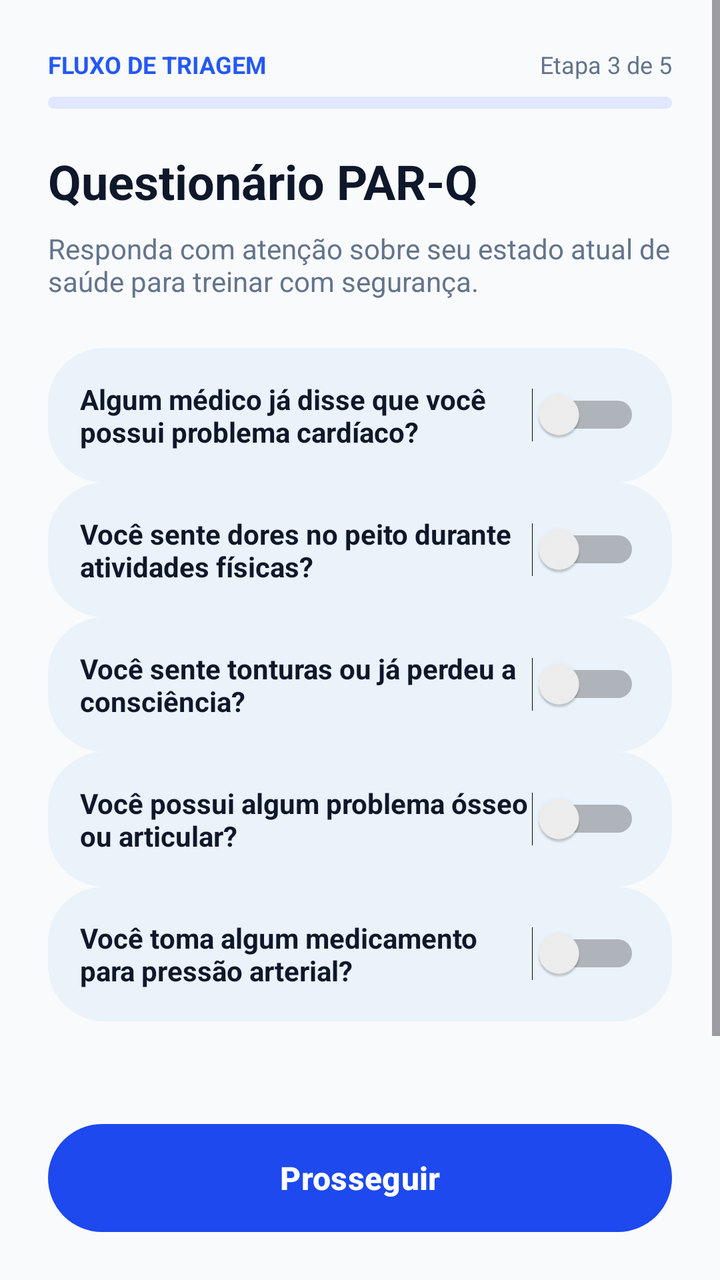
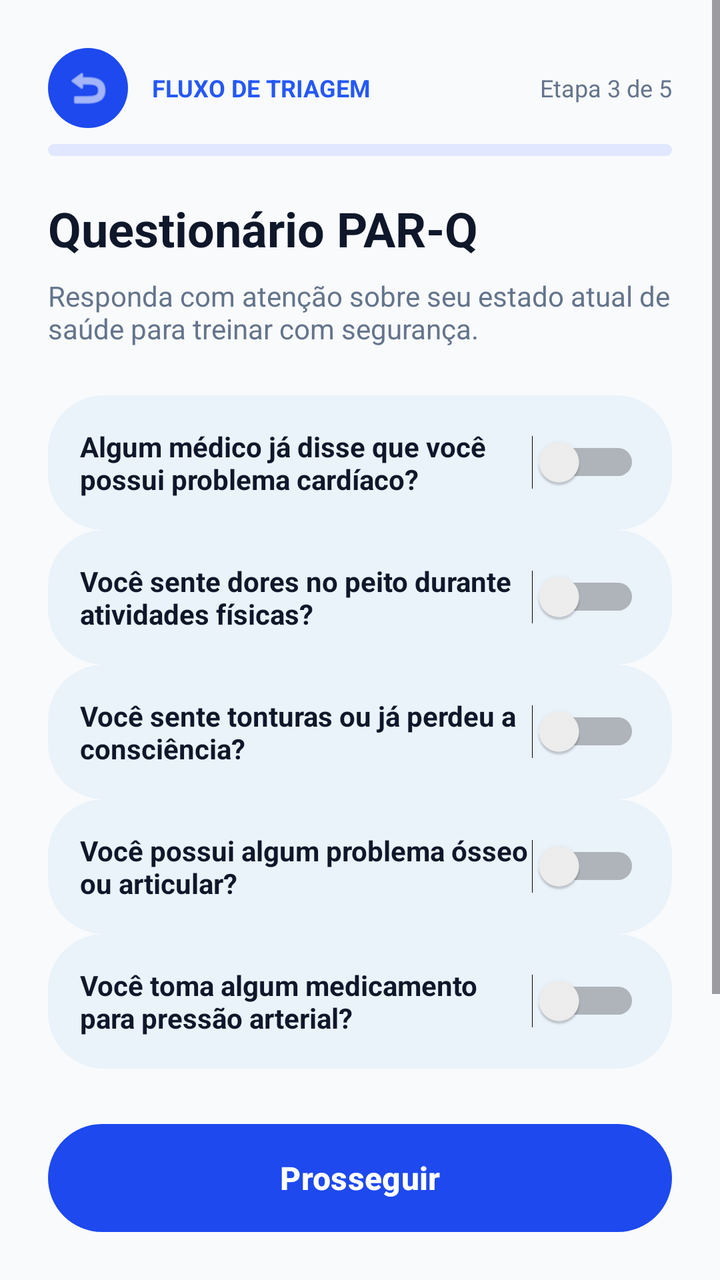

The first picture is an Android layout as it rendered before a commit; the second is the same layout after the commit. The layout source and the unified diff follow.
<!-- AndroidManifest.xml: application theme Theme.AcademiaUniforTelas1 -->
<!-- res/layout/activity_triagem_etapa3.xml -->
<?xml version="1.0" encoding="utf-8"?>
<LinearLayout xmlns:android="http://schemas.android.com/apk/res/android"
    android:layout_width="match_parent"
    android:layout_height="match_parent"
    android:background="#F8FAFC"
    android:orientation="vertical">

    <ScrollView
        android:layout_width="match_parent"
        android:layout_height="0dp"
        android:layout_weight="1"
        android:fillViewport="true">

        <LinearLayout
            android:layout_width="match_parent"
            android:layout_height="wrap_content"
            android:orientation="vertical"
            android:padding="24dp">

            
            <LinearLayout
                android:layout_width="match_parent"
                android:layout_height="wrap_content"
                android:orientation="horizontal"
                android:gravity="center_vertical">
                <TextView
                    android:layout_width="0dp"
                    android:layout_height="wrap_content"
                    android:layout_weight="1"
                    android:text="FLUXO DE TRIAGEM"
                    android:textColor="#2558F5"
                    android:textSize="12sp"
                    android:textStyle="bold" />
                <TextView
                    android:layout_width="wrap_content"
                    android:layout_height="wrap_content"
                    android:text="Etapa 3 de 5"
                    android:textColor="#64748B"
                    android:textSize="12sp" />
            </LinearLayout>

            <ProgressBar
                style="?android:attr/progressBarStyleHorizontal"
                android:layout_width="match_parent"
                android:layout_height="6dp"
                android:layout_marginTop="8dp"
                android:max="5"
                android:progress="3"
                android:progressDrawable="@drawable/bg_top_bar_back" />

            <TextView
                android:layout_width="match_parent"
                android:layout_height="wrap_content"
                android:layout_marginTop="20dp"
                android:text="Questionário PAR-Q"
                android:textColor="#0F172A"
                android:textSize="24sp"
                android:textStyle="bold" />

            <TextView
                android:layout_width="match_parent"
                android:layout_height="wrap_content"
                android:layout_marginTop="8dp"
                android:text="Responda com atenção sobre seu estado atual de saúde para treinar com segurança."
                android:textColor="#64748B"
                android:textSize="14sp" />

            
            <LinearLayout
                android:layout_width="match_parent"
                android:layout_height="wrap_content"
                android:layout_marginTop="24dp"
                android:orientation="vertical">

                
                <LinearLayout
                    android:layout_width="match_parent"
                    android:layout_height="wrap_content"
                    android:background="@drawable/bg_rounded_field"
                    android:padding="16dp"
                    android:gravity="center_vertical"
                    android:orientation="horizontal">
                    <TextView
                        android:layout_width="0dp"
                        android:layout_height="wrap_content"
                        android:layout_weight="1"
                        android:text="Algum médico já disse que você possui problema cardíaco?"
                        android:textColor="#0F172A"
                        android:textSize="14sp"
                        android:textStyle="bold" />
                    <Switch
                        android:id="@+id/swQ1"
                        android:layout_width="wrap_content"
                        android:layout_height="wrap_content" />
                </LinearLayout>
                <TextView
                    android:id="@+id/tvAlertQ1"
                    android:layout_width="match_parent"
                    android:layout_height="wrap_content"
                    android:layout_marginTop="4dp"
                    android:layout_marginBottom="12dp"
                    android:text="⚠️ Descreva brevemente para o instrutor!"
                    android:textColor="#D97706"
                    android:textSize="12sp"
                    android:visibility="gone" />

                
                <LinearLayout
                    android:layout_width="match_parent"
                    android:layout_height="wrap_content"
                    android:background="@drawable/bg_rounded_field"
                    android:padding="16dp"
                    android:gravity="center_vertical"
                    android:orientation="horizontal">
                    <TextView
                        android:layout_width="0dp"
                        android:layout_height="wrap_content"
                        android:layout_weight="1"
                        android:text="Você sente dores no peito durante atividades físicas?"
                        android:textColor="#0F172A"
                        android:textSize="14sp"
                        android:textStyle="bold" />
                    <Switch
                        android:id="@+id/swQ2"
                        android:layout_width="wrap_content"
                        android:layout_height="wrap_content" />
                </LinearLayout>
                <TextView
                    android:id="@+id/tvAlertQ2"
                    android:layout_width="match_parent"
                    android:layout_height="wrap_content"
                    android:layout_marginTop="4dp"
                    android:layout_marginBottom="12dp"
                    android:text="⚠️ Descreva brevemente para o instrutor!"
                    android:textColor="#D97706"
                    android:textSize="12sp"
                    android:visibility="gone" />

                
                <LinearLayout
                    android:layout_width="match_parent"
                    android:layout_height="wrap_content"
                    android:background="@drawable/bg_rounded_field"
                    android:padding="16dp"
                    android:gravity="center_vertical"
                    android:orientation="horizontal">
                    <TextView
                        android:layout_width="0dp"
                        android:layout_height="wrap_content"
                        android:layout_weight="1"
                        android:text="Você sente tonturas ou já perdeu a consciência?"
                        android:textColor="#0F172A"
                        android:textSize="14sp"
                        android:textStyle="bold" />
                    <Switch
                        android:id="@+id/swQ3"
                        android:layout_width="wrap_content"
                        android:layout_height="wrap_content" />
                </LinearLayout>
                <TextView
                    android:id="@+id/tvAlertQ3"
                    android:layout_width="match_parent"
                    android:layout_height="wrap_content"
                    android:layout_marginTop="4dp"
                    android:layout_marginBottom="12dp"
                    android:text="⚠️ Descreva brevemente para o instrutor!"
                    android:textColor="#D97706"
                    android:textSize="12sp"
                    android:visibility="gone" />

                
                <LinearLayout
                    android:layout_width="match_parent"
                    android:layout_height="wrap_content"
                    android:background="@drawable/bg_rounded_field"
                    android:padding="16dp"
                    android:gravity="center_vertical"
                    android:orientation="horizontal">
                    <TextView
                        android:layout_width="0dp"
                        android:layout_height="wrap_content"
                        android:layout_weight="1"
                        android:text="Você possui algum problema ósseo ou articular?"
                        android:textColor="#0F172A"
                        android:textSize="14sp"
                        android:textStyle="bold" />
                    <Switch
                        android:id="@+id/swQ4"
                        android:layout_width="wrap_content"
                        android:layout_height="wrap_content" />
                </LinearLayout>
                <TextView
                    android:id="@+id/tvAlertQ4"
                    android:layout_width="match_parent"
                    android:layout_height="wrap_content"
                    android:layout_marginTop="4dp"
                    android:layout_marginBottom="12dp"
                    android:text="⚠️ Descreva brevemente para o instrutor!"
                    android:textColor="#D97706"
                    android:textSize="12sp"
                    android:visibility="gone" />

                
                <LinearLayout
                    android:layout_width="match_parent"
                    android:layout_height="wrap_content"
                    android:background="@drawable/bg_rounded_field"
                    android:padding="16dp"
                    android:gravity="center_vertical"
                    android:orientation="horizontal">
                    <TextView
                        android:layout_width="0dp"
                        android:layout_height="wrap_content"
                        android:layout_weight="1"
                        android:text="Você toma algum medicamento para pressão arterial?"
                        android:textColor="#0F172A"
                        android:textSize="14sp"
                        android:textStyle="bold" />
                    <Switch
                        android:id="@+id/swQ5"
                        android:layout_width="wrap_content"
                        android:layout_height="wrap_content" />
                </LinearLayout>
                <TextView
                    android:id="@+id/tvAlertQ5"
                    android:layout_width="match_parent"
                    android:layout_height="wrap_content"
                    android:layout_marginTop="4dp"
                    android:layout_marginBottom="12dp"
                    android:text="⚠️ Descreva brevemente para o instrutor!"
                    android:textColor="#D97706"
                    android:textSize="12sp"
                    android:visibility="gone" />
            </LinearLayout>

            <Space
                android:layout_width="match_parent"
                android:layout_height="24dp" />
        </LinearLayout>
    </ScrollView>

    
    <LinearLayout
        android:layout_width="match_parent"
        android:layout_height="wrap_content"
        android:background="#F8FAFC"
        android:padding="24dp">
        <Button
            android:id="@+id/btnProsseguirTriagem3"
            android:layout_width="match_parent"
            android:layout_height="54dp"
            android:background="@drawable/bg_rounded_button"
            android:text="Prosseguir"
            android:textAllCaps="false"
            android:textColor="#FFFFFF"
            android:textSize="16sp"
            android:textStyle="bold" />
    </LinearLayout>

</LinearLayout>
<!-- resources referenced by this layout -->
<resources>
  <!-- drawable bg_rounded_button (drawable) -->
  <?xml version="1.0" encoding="utf-8"?>
  <shape xmlns:android="http://schemas.android.com/apk/res/android">
      <solid android:color="#2558F5" />
      <corners android:radius="28dp" />
  </shape>
  <!-- drawable bg_rounded_field (drawable) -->
  <?xml version="1.0" encoding="utf-8"?>
  <shape xmlns:android="http://schemas.android.com/apk/res/android">
      <solid android:color="#EAF2FA" />
      <corners android:radius="28dp" />
  </shape>
  <!-- drawable bg_top_bar_back (drawable) -->
  <?xml version="1.0" encoding="utf-8"?>
  <shape xmlns:android="http://schemas.android.com/apk/res/android">
      <solid android:color="#E0E7FF" />
      <corners android:radius="28dp" />
  </shape>
  <style name="Theme.AcademiaUniforTelas1" parent="Base.Theme.AcademiaUniforTelas1" />
  <style name="Base.Theme.AcademiaUniforTelas1" parent="Theme.Material3.DayNight.NoActionBar">
          <item name="colorPrimary">@color/primary_blue</item>
          <item name="colorAccent">@color/primary_blue</item>
          <item name="materialButtonStyle">@style/Widget.Material3.Button</item>
      </style>
  <color name="primary_blue">#1D49EE</color>
</resources>

<!-- the commit's change to res/layout/activity_triagem_etapa3.xml (unified diff, before → after) -->
@@ -1,5 +1,6 @@
 <?xml version="1.0" encoding="utf-8"?>
 <LinearLayout xmlns:android="http://schemas.android.com/apk/res/android"
+    xmlns:app="http://schemas.android.com/apk/res-auto"
     android:layout_width="match_parent"
     android:layout_height="match_parent"
     android:background="#F8FAFC"
@@ -21,16 +22,34 @@
             <LinearLayout
                 android:layout_width="match_parent"
                 android:layout_height="wrap_content"
-                android:orientation="horizontal"
-                android:gravity="center_vertical">
-                <TextView
+                android:gravity="center_vertical"
+                android:orientation="horizontal">
+
+                <ImageView
+                    android:id="@+id/btnVoltarTriagem"
+                    android:layout_width="40dp"
+                    android:layout_height="40dp"
+                    android:background="@drawable/bg_pill_blue_solid"
+                    android:padding="8dp"
+                    android:src="@android:drawable/ic_menu_revert"
+                    app:tint="#FFFFFF" />
+
+                <LinearLayout
                     android:layout_width="0dp"
                     android:layout_height="wrap_content"
                     android:layout_weight="1"
-                    android:text="FLUXO DE TRIAGEM"
-                    android:textColor="#2558F5"
-                    android:textSize="12sp"
-                    android:textStyle="bold" />
+                    android:layout_marginStart="12dp"
+                    android:orientation="vertical">
+
+                    <TextView
+                        android:layout_width="wrap_content"
+                        android:layout_height="wrap_content"
+                        android:text="FLUXO DE TRIAGEM"
+                        android:textColor="#2558F5"
+                        android:textSize="12sp"
+                        android:textStyle="bold" />
+                </LinearLayout>
+
                 <TextView
                     android:layout_width="wrap_content"
                     android:layout_height="wrap_content"
@@ -91,7 +110,8 @@
                     <Switch
                         android:id="@+id/swQ1"
                         android:layout_width="wrap_content"
-                        android:layout_height="wrap_content" />
+                        android:layout_height="wrap_content"
+                        android:checked="false" />
                 </LinearLayout>
                 <TextView
                     android:id="@+id/tvAlertQ1"
@@ -99,7 +119,7 @@
                     android:layout_height="wrap_content"
                     android:layout_marginTop="4dp"
                     android:layout_marginBottom="12dp"
-                    android:text="⚠️ Descreva brevemente para o instrutor!"
+                    android:text="⚠️ Alerta de restrição registrado para a equipe médica."
                     android:textColor="#D97706"
                     android:textSize="12sp"
                     android:visibility="gone" />
@@ -123,7 +143,8 @@
                     <Switch
                         android:id="@+id/swQ2"
                         android:layout_width="wrap_content"
-                        android:layout_height="wrap_content" />
+                        android:layout_height="wrap_content"
+                        android:checked="false" />
                 </LinearLayout>
                 <TextView
                     android:id="@+id/tvAlertQ2"
@@ -131,7 +152,7 @@
                     android:layout_height="wrap_content"
                     android:layout_marginTop="4dp"
                     android:layout_marginBottom="12dp"
-                    android:text="⚠️ Descreva brevemente para o instrutor!"
+                    android:text="⚠️ Alerta de restrição registrado para a equipe médica."
                     android:textColor="#D97706"
                     android:textSize="12sp"
                     android:visibility="gone" />
@@ -155,7 +176,8 @@
                     <Switch
                         android:id="@+id/swQ3"
                         android:layout_width="wrap_content"
-                        android:layout_height="wrap_content" />
+                        android:layout_height="wrap_content"
+                        android:checked="false" />
                 </LinearLayout>
                 <TextView
                     android:id="@+id/tvAlertQ3"
@@ -163,7 +185,7 @@
                     android:layout_height="wrap_content"
                     android:layout_marginTop="4dp"
                     android:layout_marginBottom="12dp"
-                    android:text="⚠️ Descreva brevemente para o instrutor!"
+                    android:text="⚠️ Alerta de restrição registrado para a equipe médica."
                     android:textColor="#D97706"
                     android:textSize="12sp"
                     android:visibility="gone" />
@@ -187,7 +209,8 @@
                     <Switch
                         android:id="@+id/swQ4"
                         android:layout_width="wrap_content"
-                        android:layout_height="wrap_content" />
+                        android:layout_height="wrap_content"
+                        android:checked="false" />
                 </LinearLayout>
                 <TextView
                     android:id="@+id/tvAlertQ4"
@@ -195,7 +218,7 @@
                     android:layout_height="wrap_content"
                     android:layout_marginTop="4dp"
                     android:layout_marginBottom="12dp"
-                    android:text="⚠️ Descreva brevemente para o instrutor!"
+                    android:text="⚠️ Alerta de restrição registrado para a equipe médica."
                     android:textColor="#D97706"
                     android:textSize="12sp"
                     android:visibility="gone" />
@@ -219,7 +242,8 @@
                     <Switch
                         android:id="@+id/swQ5"
                         android:layout_width="wrap_content"
-                        android:layout_height="wrap_content" />
+                        android:layout_height="wrap_content"
+                        android:checked="false" />
                 </LinearLayout>
                 <TextView
                     android:id="@+id/tvAlertQ5"
@@ -227,7 +251,7 @@
                     android:layout_height="wrap_content"
                     android:layout_marginTop="4dp"
                     android:layout_marginBottom="12dp"
-                    android:text="⚠️ Descreva brevemente para o instrutor!"
+                    android:text="⚠️ Alerta de restrição registrado para a equipe médica."
                     android:textColor="#D97706"
                     android:textSize="12sp"
                     android:visibility="gone" />
<!-- resource entries referenced after the edit -->
@@ -1,5 +1,13 @@
 <!-- resources referenced by this layout -->
 <resources>
+  <!-- drawable bg_pill_blue_solid (drawable) -->
+  <?xml version="1.0" encoding="utf-8"?>
+  <shape xmlns:android="http://schemas.android.com/apk/res/android"
+      android:shape="rectangle">
+      <solid android:color="@color/primary_blue" />
+      <corners android:radius="28dp" />
+      <padding android:left="16dp" android:right="16dp" android:top="8dp" android:bottom="8dp"/>
+  </shape>
   <!-- drawable bg_rounded_button (drawable) -->
   <?xml version="1.0" encoding="utf-8"?>
   <shape xmlns:android="http://schemas.android.com/apk/res/android">
